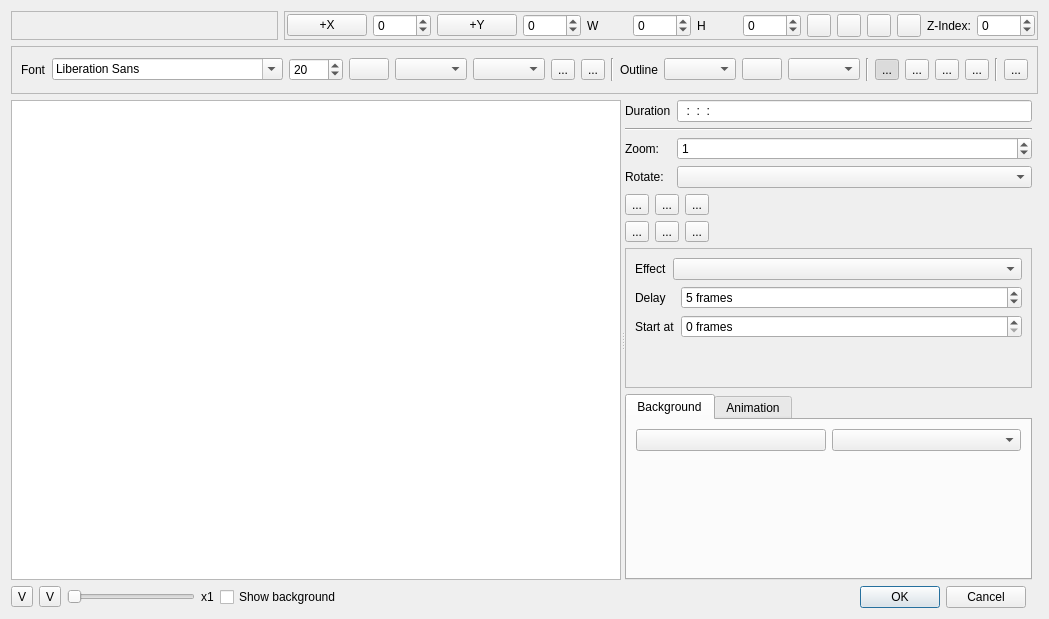
The window that src/widgets/titlewidget_ui.ui (KDE/kdenlive) describes before a commit, drawn with Qt 5.
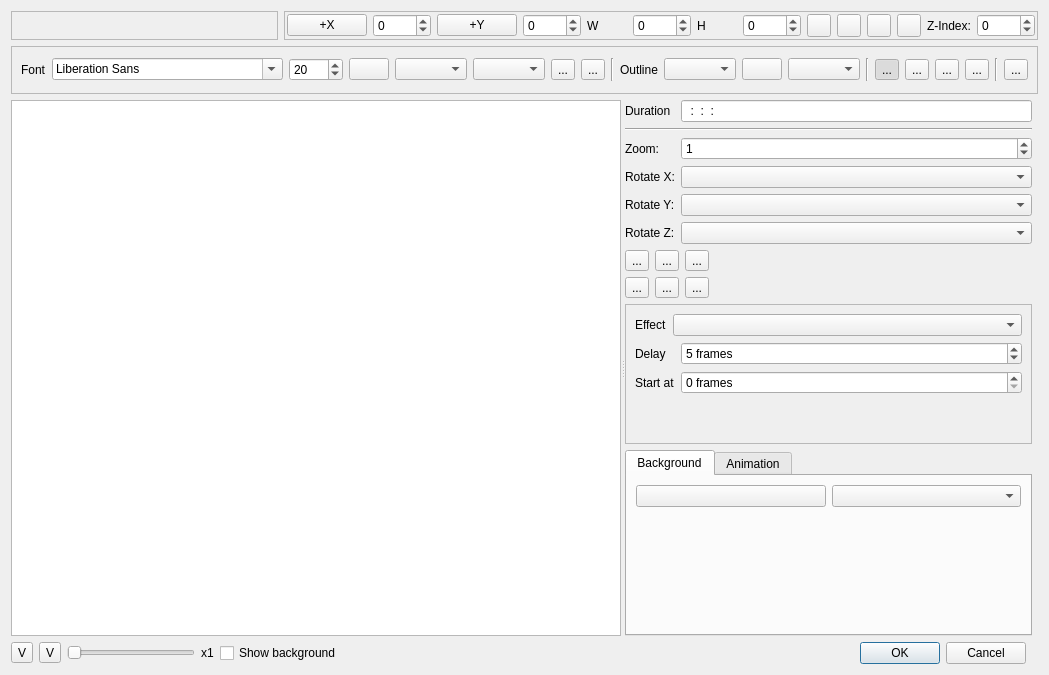
The same window after the commit. Custom widgets are drawn as their Qt base class.

Commit message: Forgot to commit this...

```diff
--- a/src/widgets/titlewidget_ui.ui
+++ b/src/widgets/titlewidget_ui.ui
@@ -248,11 +248,25 @@
        <item row="3" column="0">
         <widget class="QLabel" name="label_15">
          <property name="text">
-          <string>Rotate:</string>
+          <string>Rotate X:</string>
          </property>
         </widget>
        </item>
-       <item row="4" column="0" colspan="2">
+       <item row="4" column="0">
+        <widget class="QLabel" name="label_20">
+         <property name="text">
+          <string>Rotate Y:</string>
+         </property>
+        </widget>
+       </item>
+       <item row="5" column="0">
+        <widget class="QLabel" name="label_21">
+         <property name="text">
+          <string>Rotate Z:</string>
+         </property>
+        </widget>
+       </item>
+       <item row="6" column="0" colspan="2">
         <layout class="QGridLayout" name="gridLayout_3">
          <item row="0" column="0">
           <widget class="QToolButton" name="itemleft">
@@ -311,7 +325,7 @@
          </item>
         </layout>
        </item>
-       <item row="5" column="0" colspan="2">
+       <item row="7" column="0" colspan="2">
         <widget class="QFrame" name="effect_frame">
          <property name="frameShape">
           <enum>QFrame::StyledPanel</enum>
@@ -492,7 +506,7 @@
          </layout>
         </widget>
        </item>
-       <item row="6" column="0" colspan="2">
+       <item row="8" column="0" colspan="2">
         <widget class="QTabWidget" name="tabWidget">
          <property name="sizePolicy">
           <sizepolicy hsizetype="Preferred" vsizetype="Expanding">
@@ -646,7 +660,13 @@
         </widget>
        </item>
        <item row="3" column="1">
-        <widget class="KoSliderCombo" name="itemrotate"/>
+        <widget class="KoSliderCombo" name="itemrotatex"/>
+       </item>
+       <item row="4" column="1">
+        <widget class="KoSliderCombo" name="itemrotatey"/>
+       </item>
+       <item row="5" column="1">
+        <widget class="KoSliderCombo" name="itemrotatez"/>
        </item>
       </layout>
      </widget>
```
